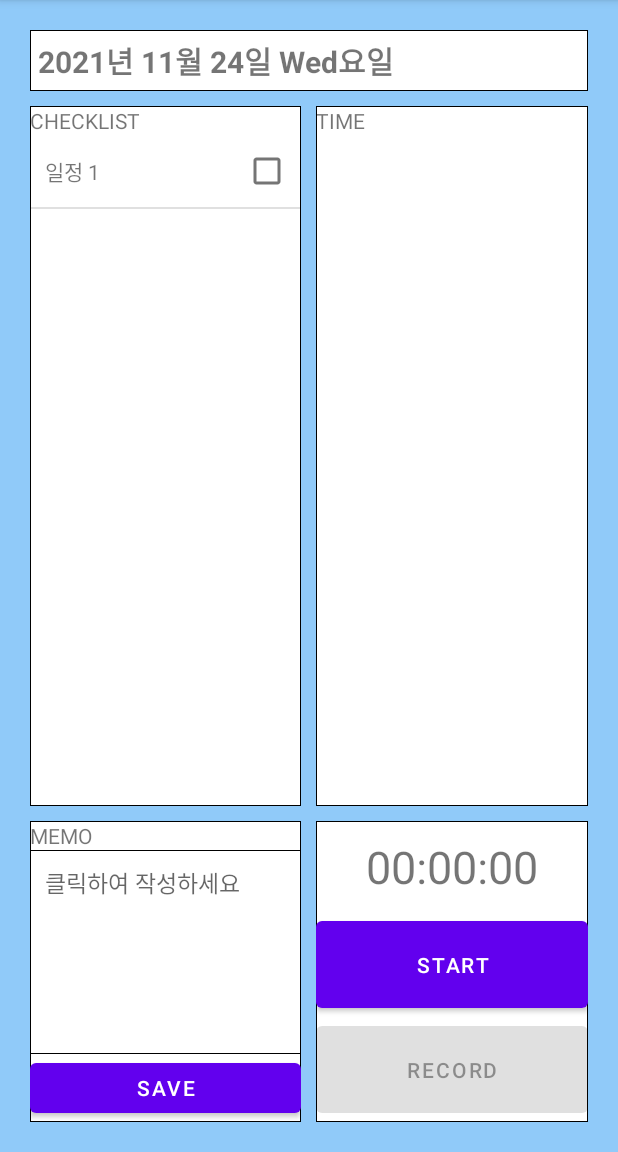
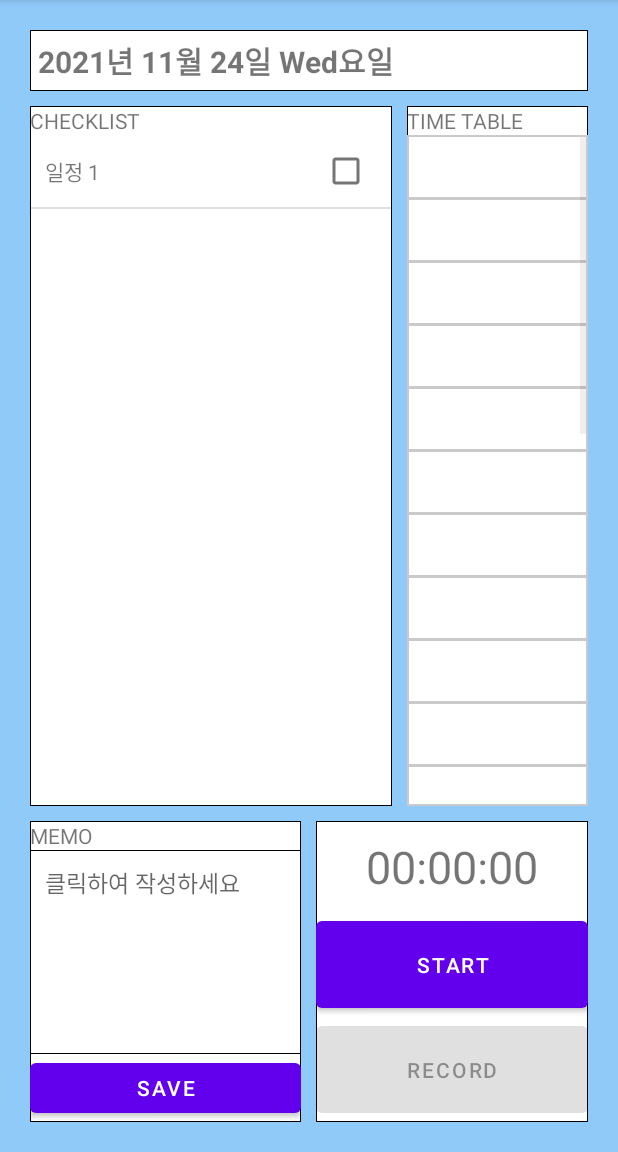
Before and after one commit to ymj07168/ForMyDay, an Android app: the DailyActivity screen opened directly, with no data from a screen before it, on a phone screen of 412 x 824 dp, the part 84-1236 px from its top. Run offline under Robolectric (Android 15) with nearby library versions, the phone set to English and light mode, and no system bars.

Commit message:
2021_11_24_minji

```diff
--- a/app/build.gradle
+++ b/app/build.gradle
@@ -3,12 +3,12 @@ plugins {
 }
 
 android {
-    compileSdk 31
+    compileSdk 28
 
     defaultConfig {
         applicationId "smu_it.formyday"
-        minSdk 30
-        targetSdk 31
+        minSdk 28
+        targetSdk 28
         versionCode 1
         versionName "1.0"
         testInstrumentationRunner "androidx.test.runner.AndroidJUnitRunner"
--- a/app/src/main/java/smu_it/formyday/DailyActivity.java
+++ b/app/src/main/java/smu_it/formyday/DailyActivity.java
@@ -9,6 +9,7 @@ import android.os.Message;
 import android.os.SystemClock;
 import android.view.View;
 import android.widget.Button;
+import android.widget.GridView;
 import android.widget.ListView;
 import android.widget.TextView;
 
@@ -20,7 +21,9 @@ public class DailyActivity extends AppCompatActivity {
 
     TextView dateText;
     ListView checkList;
+    GridView gridViewTime;
     CheckListAdapter adapter;
+    TimeTableAdapter timeTableAdapter;
     ArrayList<String> listItem;
     TextView stopWatch;
     Button btnStart, btnRecord;
@@ -49,6 +52,9 @@ public class DailyActivity extends AppCompatActivity {
         btnStart = (Button) findViewById(R.id.bt_start);
         btnRecord = (Button) findViewById(R.id.bt_record);
 
+        gridViewTime = (GridView) findViewById(R.id.gv_TimeTable);
+        timeTableAdapter = new TimeTableAdapter(this);
+        gridViewTime.setAdapter(timeTableAdapter);
 
 
     }
--- /dev/null
+++ b/app/src/main/java/smu_it/formyday/TimeTableAdapter.java
@@ -0,0 +1,57 @@
+package smu_it.formyday;
+
+import android.content.Context;
+import android.graphics.Color;
+import android.view.MotionEvent;
+import android.view.View;
+import android.view.ViewGroup;
+import android.widget.BaseAdapter;
+import android.widget.TextView;
+
+public class TimeTableAdapter extends BaseAdapter {
+    Context context;
+    Boolean touched = false;
+
+    Integer[] blocks = {0, 0, 0, 0, 0, 0, 0, 0, 0, 0, 0, 0, 0, 0, 0, 0, 0, 0};
+
+    TimeTableAdapter(Context c) {
+        context = c;
+    }
+
+    @Override
+    public View getView(int position, View convertView, ViewGroup parent) {
+        TextView block = new TextView(context);
+        block.setLayoutParams(new ViewGroup.LayoutParams(60, 60));
+        block.setBackgroundColor(Color.WHITE);
+
+        block.setOnTouchListener(new View.OnTouchListener() {
+            @Override
+            public boolean onTouch(View v, MotionEvent event) {
+                if (touched == false) {
+                    block.setBackgroundColor(Color.rgb(255, 255, 213));
+                    touched = true;
+                } else {
+                    block.setBackgroundColor(Color.WHITE);
+                    touched = false;
+                }
+                return false;
+            }
+        });
+        return block;
+    }
+
+    @Override
+    public long getItemId(int position) {
+        return 0;
+    }
+
+    @Override
+    public Object getItem(int position) {
+        return null;
+    }
+
+    @Override
+    public int getCount() {
+        return 144;
+    }
+}
--- a/app/src/main/res/layout/activity_daily.xml
+++ b/app/src/main/res/layout/activity_daily.xml
@@ -28,7 +28,7 @@
             android:layout_width="0dp"
             android:layout_height="match_parent"
             android:layout_marginRight="10dp"
-            android:layout_weight="1"
+            android:layout_weight="2"
             android:background="@drawable/border_layout"
             android:orientation="vertical">
 
@@ -57,7 +57,17 @@
                 android:id="@+id/tv_time"
                 android:layout_width="match_parent"
                 android:layout_height="wrap_content"
-                android:text="TIME" />
+                android:text="TIME TABLE" />
+
+            <GridView
+                android:id="@+id/gv_TimeTable"
+                android:layout_width="match_parent"
+                android:layout_height="match_parent"
+                android:background="#CACACA"
+                android:numColumns="6"
+                android:padding="1dp"
+                android:verticalSpacing="2dp"
+                android:horizontalSpacing="2dp"/>
 
 
         </LinearLayout>
```
